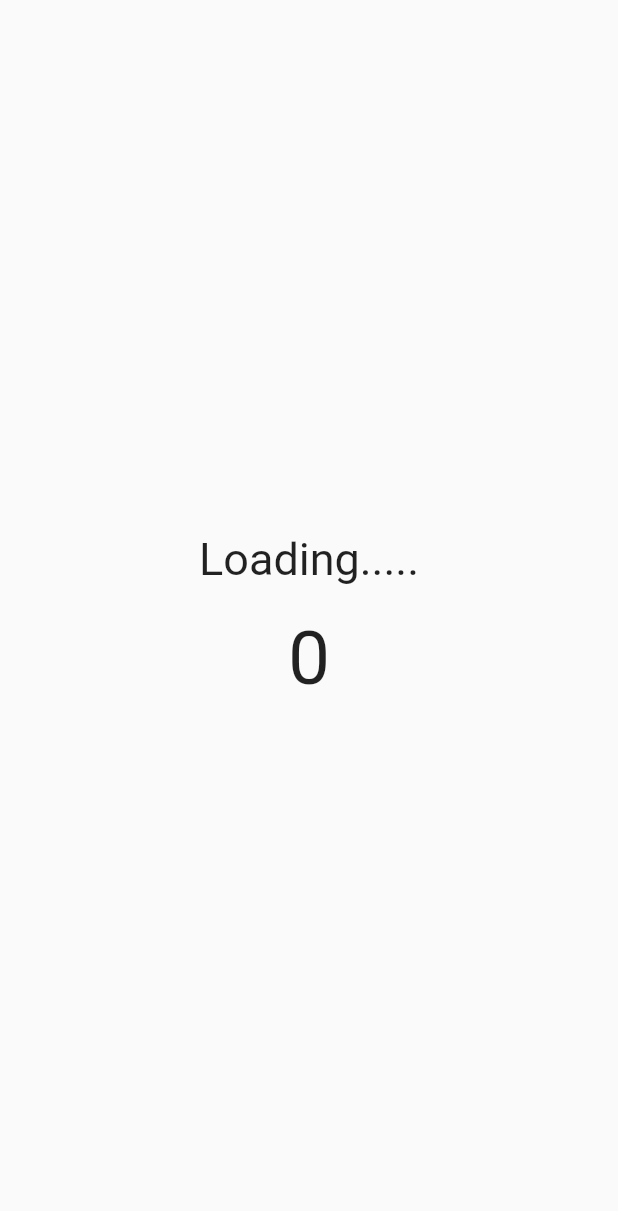
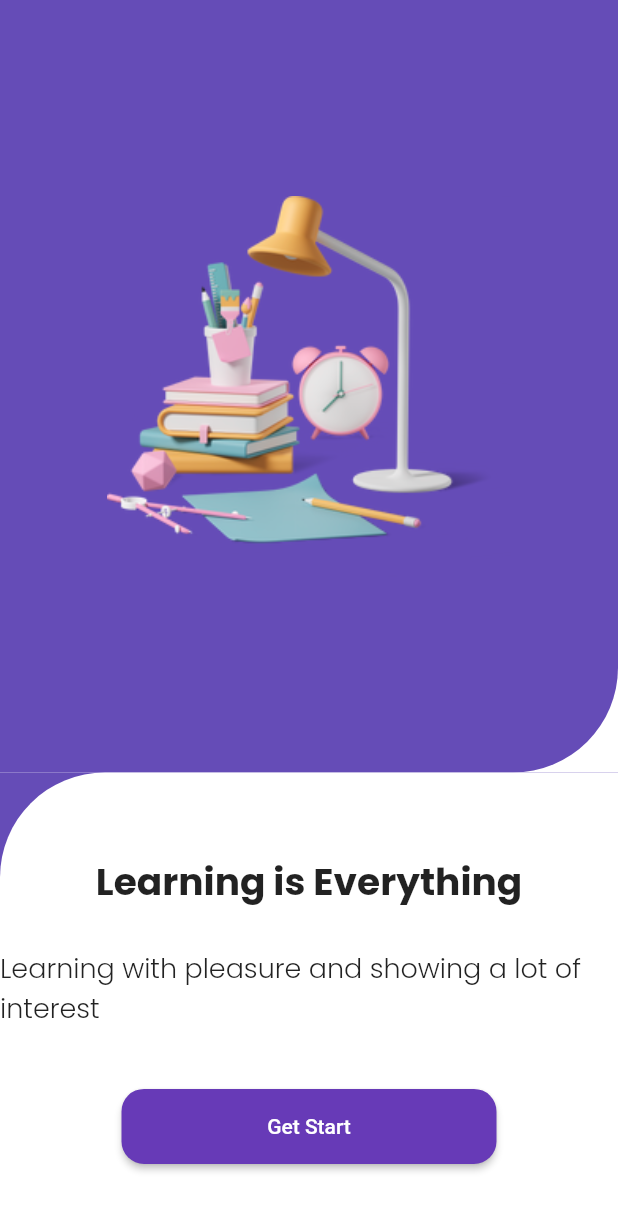
Before and after one commit to Arpithashetty123/NewWidgets, a Flutter app: the screen it shows after launch, on a phone screen of 412 x 824 dp. Shown: the top 1211 px of the screen. Run offline on Flutter 3.47's test engine with Material 2 defaults, Android fonts, the phone set to English and light mode, and no system bars; our stand-ins replace audio_video_progress_bar, dio, flutter_speed_dial, flutter_spinkit, font_awesome_flutter, google_fonts and 5 more; missing offline and left inert: pie_menu.

Commit message:
added extra feature

```diff
--- a/lib/Examples/Animations/Parent_animation.dart
+++ b/lib/Examples/Animations/Parent_animation.dart
@@ -28,7 +28,6 @@ class _ParentDelayedAnimationPageState extends State<ParentDelayedAnimationPage>
     animationController.dispose();
     super.dispose();
   }
-
   @override
   Widget build(BuildContext context) {
     final width = MediaQuery.of(context).size.width;
@@ -46,7 +45,7 @@ class _ParentDelayedAnimationPageState extends State<ParentDelayedAnimationPage>
                     builder: (context, child) {
                       return Container(
                         height: childAnimation.value * 2,
-                        width: childAnimation.value * 2,
+                        width: childAnimation.value*2,
                         decoration: const BoxDecoration(color: Colors.black),
                       );
                     },
--- a/lib/Examples/Animations/Transformations.dart
+++ b/lib/Examples/Animations/Transformations.dart
@@ -9,16 +9,20 @@ class _TransformationPageState extends State<TransformationPage>
   late Animation animation;
   late Animation transformationAni;
   late AnimationController animationController;
+
   @override
   void initState() {
     super.initState();
+
+    ///change the shape
     animationController =
         AnimationController(vsync: this, duration: const Duration(seconds: 3));
     animation = Tween(begin: 5.0, end: 200.0).animate(
       CurvedAnimation(parent: animationController, curve: Curves.easeInOutQuart),
     );
+    //change the border
     transformationAni=BorderRadiusTween(
-      begin: BorderRadius.circular(200.0),
+      begin: BorderRadius.circular(100.0),
       end: BorderRadius.circular(0.0)
     ).animate(
     CurvedAnimation(parent: animationController, curve: Curves.ease));
--- a/lib/Examples/Animations/basics.dart
+++ b/lib/Examples/Animations/basics.dart
@@ -26,6 +26,7 @@ late AnimationController animationController;
     animation: animationController,
        builder: (context, child) {
          return Scaffold(
+          //tranform is used if we want to move anything along x axies or y axies
           body: Transform(
             //animation.value it will range from 0.0 to 1.0
            transform: Matrix4.translationValues(animation.value*width, 0, 0),
--- /dev/null
+++ b/lib/Examples/EducationApp/utils/splashContiner.dart
@@ -0,0 +1,15 @@
+import 'package:flutter/material.dart';
+
+Widget customContainer(
+  double height,
+  BorderRadius radius,
+  Color color,
+) {
+  return Container(
+    height: height,
+      decoration:  BoxDecoration(
+        borderRadius: radius,
+        color: color,
+      ),
+  );
+}
--- /dev/null
+++ b/lib/Examples/EducationApp/views/splash_page.dart
@@ -0,0 +1,109 @@
+import 'package:flutter/material.dart';
+import 'package:flutter_application_1/Examples/EducationApp/views/main_page.dart';
+import '../utils/splashContiner.dart';
+import 'package:google_fonts/google_fonts.dart';
+
+class SplashPage extends StatelessWidget {
+  SplashPage({Key? key});
+
+  @override
+  Widget build(BuildContext context) {
+    final width = MediaQuery.of(context).size.width;
+    return Scaffold(
+      body: Stack(
+        children: [
+          customContainer(
+            MediaQuery.of(context).size.height / 1.6,
+            BorderRadius.circular(0),
+            Colors.white,
+          ),
+          Container(
+            height: MediaQuery.of(context).size.height / 1.6,
+            width: width,
+            decoration: const BoxDecoration(
+              borderRadius: BorderRadius.only(bottomRight: Radius.circular(70)),
+              color: Color.fromARGB(255, 101, 76, 183),
+            ),
+            child: Center(
+                child: Image.asset(
+                  "assets/images/books.png",
+                  scale: 0.95,
+                ),
+              ),
+            ),
+
+          Align(
+            alignment: Alignment.bottomCenter,
+            child: customContainer(
+              MediaQuery.of(context).size.height / 2.6667,
+              BorderRadius.zero,
+              const Color.fromARGB(255, 101, 76, 183),
+            ),
+          ),
+          Align(
+            alignment: Alignment.bottomCenter,
+            child: Container(
+              height: MediaQuery.of(context).size.height / 2.666,
+              width: width,
+              decoration: const BoxDecoration(
+                borderRadius: BorderRadius.only(
+                  topLeft: Radius.circular(70),
+                ),
+                color: Colors.white,
+              ),
+              child: Column(
+                mainAxisAlignment: MainAxisAlignment.start,
+                children: [
+                  const SizedBox(
+                    height: 55,
+                  ),
+                  Text(
+                    "Learning is Everything",
+                    style: GoogleFonts.poppins(
+                      fontWeight: FontWeight.bold,
+                      fontSize: 25,
+                    ),
+                  ),
+                  const SizedBox(
+                    height: 25,
+                  ),
+                  Text(
+                    "Learning with pleasure and showing a lot of interest",
+                    style: GoogleFonts.poppins(
+                      fontWeight: FontWeight.w300,
+                      fontSize: 18,
+                    ),
+                  ),
+                  const SizedBox(
+                    height: 40,
+                  ),
+                  ElevatedButton(
+                    style: ButtonStyle(
+                      fixedSize: MaterialStateProperty.all(const Size(250, 50)),
+                      shape: MaterialStateProperty.all<RoundedRectangleBorder>(
+                        RoundedRectangleBorder(
+                          borderRadius: BorderRadius.circular(15),
+                        ),
+                      ),
+                    ),
+                    onPressed: () {
+                      Navigator.push(
+                        context,
+                        MaterialPageRoute(
+                          builder: (context) {
+                            return  MainPage();
+                          },
+                        ),
+                      );
+                    },
+                    child: const Text("Get Start"),
+                  ),
+                ],
+              ),
+            ),
+          ),
+        ],
+      ),
+    );
+  }
+}
--- a/lib/main.dart
+++ b/lib/main.dart
@@ -1,13 +1,7 @@
 import 'package:flutter/material.dart';
-import 'package:flutter_application_1/Examples/pie_menu.dart';
+import 'package:flutter_application_1/Examples/Animations/flip_animation.dart';
 
-import 'Examples/Animations/Parent_animation.dart';
-import 'Examples/Animations/Transformations.dart';
-import 'Examples/Animations/basics.dart';
-import 'Examples/Animations/delayed.dart';
-import 'Examples/Animations/valuesChange.dart';
-import 'Examples/speed_dail.dart';
-import 'Examples/spin_kit.dart';
+import 'Examples/EducationApp/views/splash_page.dart';
 void main() {
   runApp(const MyApp());
 }
@@ -27,10 +21,8 @@ class MyApp extends StatelessWidget {
       title: 'Flutter Demo',
 debugShowCheckedModeBanner: false,
       theme: ThemeData(
-          primarySwatch: Colors.blue,
+          primarySwatch:Colors.deepPurple,
           ),
-      home: const ValueChangePage());
+      home:  SplashPage());
   }
 }
-
-//
--- a/pubspec.yaml
+++ b/pubspec.yaml
@@ -52,6 +52,7 @@ dependencies:
   just_audio_background: ^0.0.1-beta.10
   image_gallery_saver: ^2.0.3
   animations: ^2.0.7
+  google_fonts: ^5.1.0
 dev_dependencies:
   flutter_test:
     sdk: flutter
```
Also changed, not shown: lib/Examples/Animations/animating_ui.dart (added, +204 -0 lines), lib/Examples/Animations/delayed.dart (+23 -15 lines), lib/Examples/Animations/flip_animation.dart (added, +67 -0 lines), lib/Examples/Animations/mixed_animation.dart (added, +82 -0 lines), lib/Examples/Animations/valuesChange.dart (+25 -14 lines), lib/Examples/EducationApp/utils/appbar.dart (added, +58 -0 lines), assets/images/C#.png (added), assets/images/Flutter.png (added), assets/images/Python.png (added), assets/images/React Native.png (added), assets/images/books.png (added), pubspec.lock.
